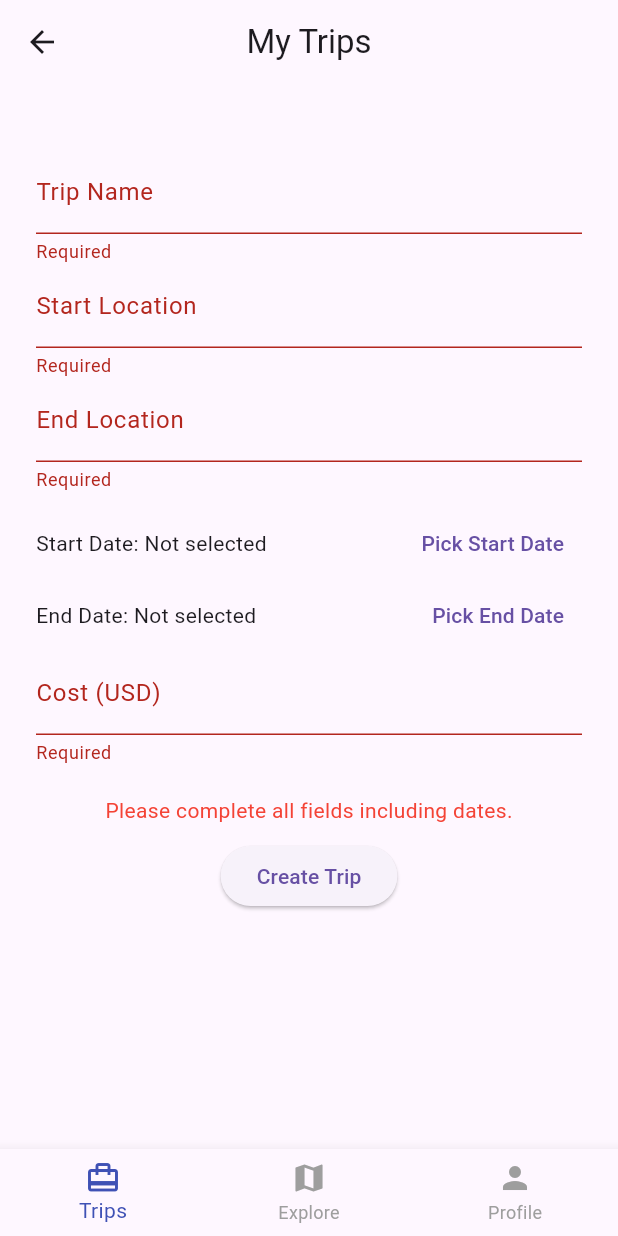
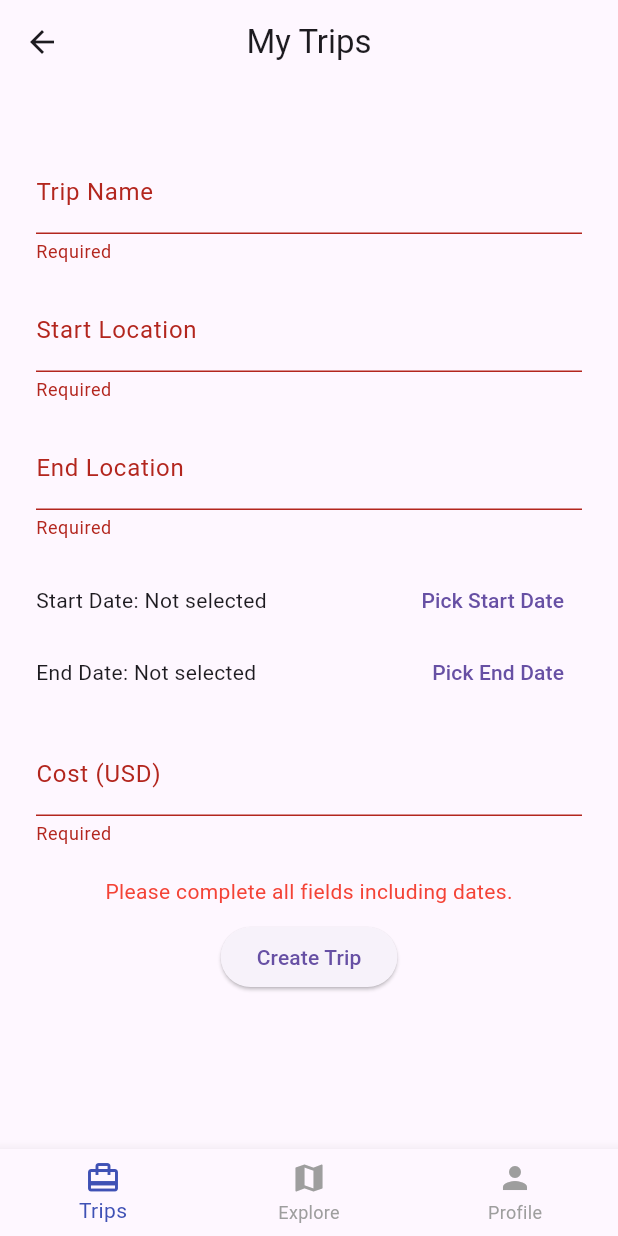
Before and after one commit to charan4112/travel_buddy_app, a Flutter app: the DashboardPage screen opened by its route, after a tap on "Create Trip", on a phone screen of 412 x 824 dp. Run offline on Flutter 3.47's test engine with Material 3 defaults, Android fonts, the phone set to English and light mode, and no system bars; our stand-ins replace cloud_firestore, firebase_auth, firebase_core, geolocator, google_maps_flutter; accounts and stored records are empty.

Commit message:
Added CreateTripPage with form, date pickers, and Firestore integration

```diff
--- a/lib/pages/create_trip_page.dart
+++ b/lib/pages/create_trip_page.dart
@@ -11,15 +11,32 @@ class CreateTripPage extends StatefulWidget {
 
 class _CreateTripPageState extends State<CreateTripPage> {
   final _formKey = GlobalKey<FormState>();
-  final TextEditingController _tripName = TextEditingController();
-  final TextEditingController _startLocation = TextEditingController();
-  final TextEditingController _endLocation = TextEditingController();
-  final TextEditingController _cost = TextEditingController();
-
+  final TextEditingController _tripName       = TextEditingController();
+  final TextEditingController _startLocation  = TextEditingController();
+  final TextEditingController _endLocation    = TextEditingController();
+  final TextEditingController _cost           = TextEditingController();
   DateTime? _startDate;
   DateTime? _endDate;
   bool _isLoading = false;
   String? _message;
+
+  Future<void> _pickDate({required bool isStart}) async {
+    final picked = await showDatePicker(
+      context: context,
+      initialDate: DateTime.now(),
+      firstDate: DateTime(2020),
+      lastDate: DateTime(2100),
+    );
+    if (picked != null) {
+      setState(() {
+        if (isStart) {
+          _startDate = picked;
+        } else {
+          _endDate = picked;
+        }
+      });
+    }
+  }
 
   Future<void> _saveTrip() async {
     if (!_formKey.currentState!.validate() || _startDate == null || _endDate == null) {
@@ -40,40 +57,26 @@ class _CreateTripPageState extends State<CreateTripPage> {
       }
 
       await FirebaseFirestore.instance.collection('trips').add({
-        'name': _tripName.text.trim(),
+        'name'         : _tripName.text.trim(),
         'startLocation': _startLocation.text.trim(),
-        'endLocation': _endLocation.text.trim(),
-        'startDate': _startDate,
-        'endDate': _endDate,
-        'cost': double.tryParse(_cost.text.trim()) ?? 0,
-        'userId': user.uid,
-        'createdAt': Timestamp.now(),
+        'endLocation'  : _endLocation.text.trim(),
+        'startDate'    : _startDate,
+        'endDate'      : _endDate,
+        'cost'         : double.tryParse(_cost.text.trim()) ?? 0,
+        'userId'       : user.uid,
+        'createdAt'    : Timestamp.now(),
       });
 
-      setState(() => _message = "Trip created successfully!");
+      setState(() {
+        _message = "Trip created successfully!";
+      });
       _formKey.currentState?.reset();
+      _startDate = null;
+      _endDate = null;
     } catch (e) {
       setState(() => _message = "Error: $e");
     } finally {
       setState(() => _isLoading = false);
-    }
-  }
-
-  Future<void> _pickDate({required bool isStart}) async {
-    final picked = await showDatePicker(
-      context: context,
-      initialDate: DateTime.now(),
-      firstDate: DateTime(2020),
-      lastDate: DateTime(2100),
-    );
-    if (picked != null) {
-      setState(() {
-        if (isStart) {
-          _startDate = picked;
-        } else {
-          _endDate = picked;
-        }
-      });
     }
   }
 
@@ -100,23 +103,25 @@ class _CreateTripPageState extends State<CreateTripPage> {
               decoration: const InputDecoration(labelText: "Trip Name"),
               validator: (val) => val == null || val.isEmpty ? "Required" : null,
             ),
+            const SizedBox(height: 16),
             TextFormField(
               controller: _startLocation,
               decoration: const InputDecoration(labelText: "Start Location"),
               validator: (val) => val == null || val.isEmpty ? "Required" : null,
             ),
+            const SizedBox(height: 16),
             TextFormField(
               controller: _endLocation,
               decoration: const InputDecoration(labelText: "End Location"),
               validator: (val) => val == null || val.isEmpty ? "Required" : null,
             ),
-            const SizedBox(height: 10),
+            const SizedBox(height: 16),
             Row(
               children: [
                 Expanded(
                   child: Text(_startDate == null
                       ? "Start Date: Not selected"
-                      : "Start: ${_startDate!.toLocal()}".split(" ")[0]),
+                      : "Start: ${_startDate!.toLocal()}".split(' ')[0]),
                 ),
                 TextButton(
                   onPressed: () => _pickDate(isStart: true),
@@ -129,7 +134,7 @@ class _CreateTripPageState extends State<CreateTripPage> {
                 Expanded(
                   child: Text(_endDate == null
                       ? "End Date: Not selected"
-                      : "End: ${_endDate!.toLocal()}".split(" ")[0]),
+                      : "End: ${_endDate!.toLocal()}".split(' ')[0]),
                 ),
                 TextButton(
                   onPressed: () => _pickDate(isStart: false),
@@ -137,6 +142,7 @@ class _CreateTripPageState extends State<CreateTripPage> {
                 ),
               ],
             ),
+            const SizedBox(height: 16),
             TextFormField(
               controller: _cost,
               decoration: const InputDecoration(labelText: "Cost (USD)"),
@@ -148,15 +154,18 @@ class _CreateTripPageState extends State<CreateTripPage> {
               Text(
                 _message!,
                 style: TextStyle(
-                    color: _message!.contains("success")
-                        ? Colors.green
-                        : Colors.red),
+                  color: _message!.contains("success") ? Colors.green : Colors.red,
+                ),
               ),
             const SizedBox(height: 10),
             ElevatedButton(
               onPressed: _isLoading ? null : _saveTrip,
               child: _isLoading
-                  ? const CircularProgressIndicator(color: Colors.white)
+                  ? const SizedBox(
+                      width: 20,
+                      height: 20,
+                      child: CircularProgressIndicator(strokeWidth: 2, color: Colors.white),
+                    )
                   : const Text("Create Trip"),
             ),
           ],
```
